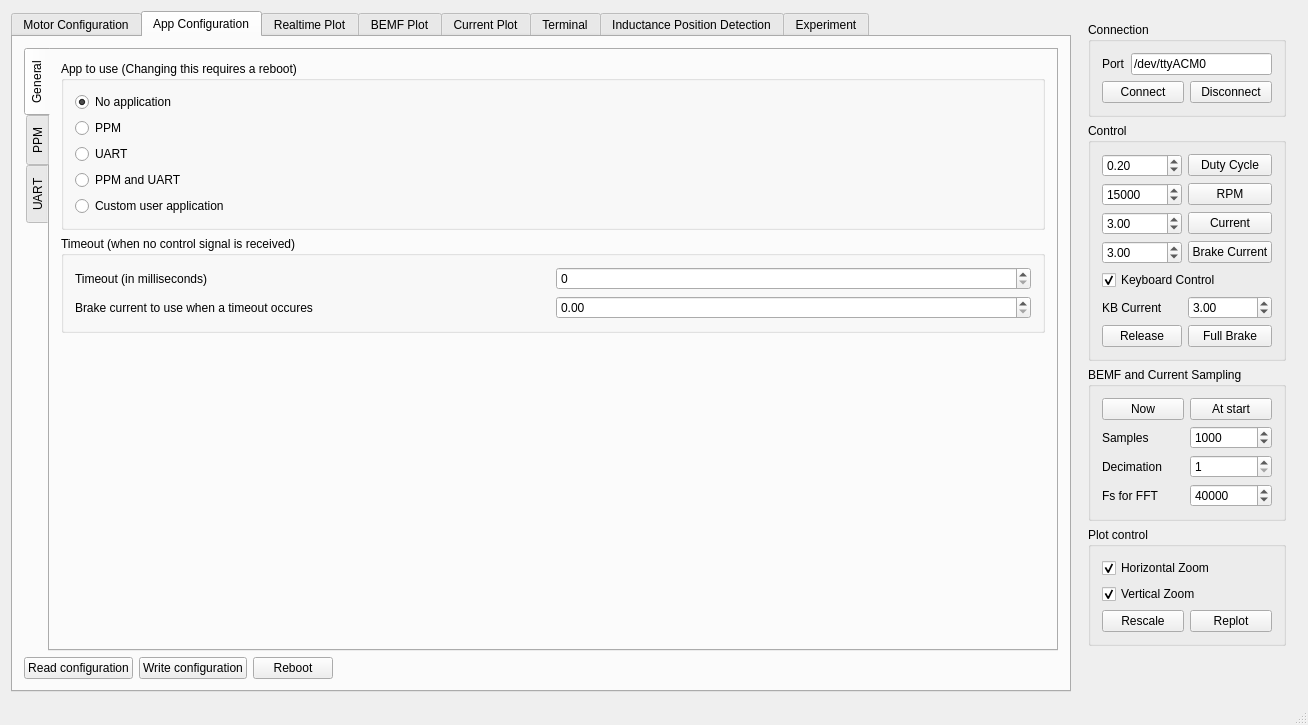
vedderb/bldc-tool, file mainwindow.ui: the form before one commit.
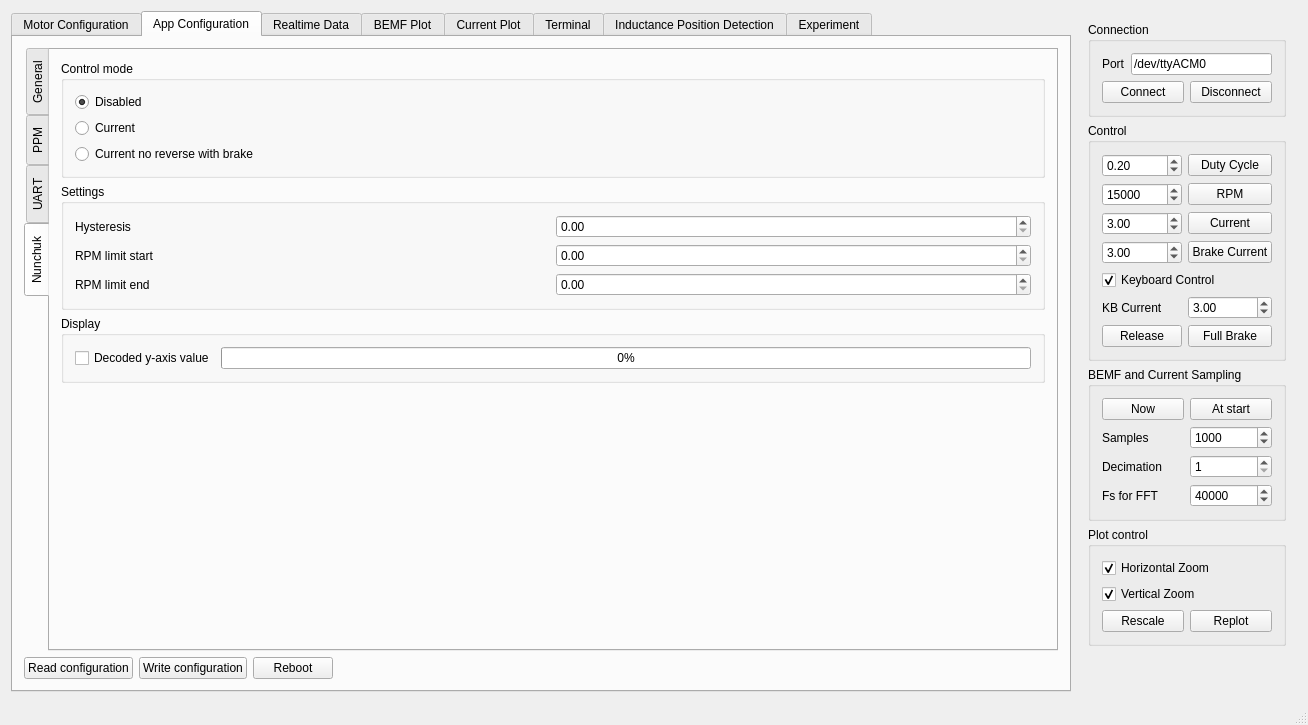
The form after the commit. The open tabs and pages were chosen to show the change. Custom widgets are drawn as their Qt base class.

Commit message: Nunchuk configuration

The edit to the form file:
```diff
--- a/mainwindow.ui
+++ b/mainwindow.ui
@@ -1424,6 +1424,180 @@
               </item>
              </layout>
             </widget>
+            <widget class="QWidget" name="tab_21">
+             <attribute name="title">
+              <string>Nunchuk</string>
+             </attribute>
+             <layout class="QVBoxLayout" name="verticalLayout_38">
+              <item>
+               <widget class="QGroupBox" name="groupBox_24">
+                <property name="title">
+                 <string>Control mode</string>
+                </property>
+                <layout class="QHBoxLayout" name="horizontalLayout_31">
+                 <item>
+                  <layout class="QVBoxLayout" name="verticalLayout_37">
+                   <item>
+                    <widget class="QRadioButton" name="appconfChukDisabledButton">
+                     <property name="text">
+                      <string>Disabled</string>
+                     </property>
+                     <property name="checked">
+                      <bool>true</bool>
+                     </property>
+                    </widget>
+                   </item>
+                   <item>
+                    <widget class="QRadioButton" name="appconfChukCurrentButton">
+                     <property name="text">
+                      <string>Current</string>
+                     </property>
+                    </widget>
+                   </item>
+                   <item>
+                    <widget class="QRadioButton" name="appconfChukCurrentNorevButton">
+                     <property name="text">
+                      <string>Current no reverse with brake</string>
+                     </property>
+                    </widget>
+                   </item>
+                  </layout>
+                 </item>
+                 <item>
+                  <spacer name="horizontalSpacer_11">
+                   <property name="orientation">
+                    <enum>Qt::Horizontal</enum>
+                   </property>
+                   <property name="sizeHint" stdset="0">
+                    <size>
+                     <width>683</width>
+                     <height>20</height>
+                    </size>
+                   </property>
+                  </spacer>
+                 </item>
+                </layout>
+               </widget>
+              </item>
+              <item>
+               <widget class="QGroupBox" name="groupBox_25">
+                <property name="title">
+                 <string>Settings</string>
+                </property>
+                <layout class="QGridLayout" name="gridLayout_21">
+                 <item row="0" column="0">
+                  <widget class="QLabel" name="label_54">
+                   <property name="text">
+                    <string>Hysteresis</string>
+                   </property>
+                  </widget>
+                 </item>
+                 <item row="0" column="1">
+                  <widget class="QDoubleSpinBox" name="appconfChukHystBox">
+                   <property name="maximum">
+                    <double>1.000000000000000</double>
+                   </property>
+                   <property name="singleStep">
+                    <double>0.050000000000000</double>
+                   </property>
+                  </widget>
+                 </item>
+                 <item row="1" column="0">
+                  <widget class="QLabel" name="label_56">
+                   <property name="text">
+                    <string>RPM limit start</string>
+                   </property>
+                  </widget>
+                 </item>
+                 <item row="1" column="1">
+                  <widget class="QDoubleSpinBox" name="appconfChukRpmLimStartBox">
+                   <property name="maximum">
+                    <double>200000.000000000000000</double>
+                   </property>
+                   <property name="singleStep">
+                    <double>100.000000000000000</double>
+                   </property>
+                  </widget>
+                 </item>
+                 <item row="2" column="0">
+                  <widget class="QLabel" name="label_55">
+                   <property name="text">
+                    <string>RPM limit end</string>
+                   </property>
+                  </widget>
+                 </item>
+                 <item row="2" column="1">
+                  <widget class="QDoubleSpinBox" name="appconfChukRpmLimEndBox">
+                   <property name="maximum">
+                    <double>200000.000000000000000</double>
+                   </property>
+                   <property name="singleStep">
+                    <double>100.000000000000000</double>
+                   </property>
+                  </widget>
+                 </item>
+                </layout>
+                <zorder>appconfChukRpmLimEndBox</zorder>
+                <zorder>label_54</zorder>
+                <zorder>label_56</zorder>
+                <zorder>label_55</zorder>
+                <zorder>appconfChukRpmLimStartBox</zorder>
+                <zorder>appconfChukHystBox</zorder>
+                <zorder>label_56</zorder>
+                <zorder>appconfChukRpmLimStartBox</zorder>
+                <zorder>label_54</zorder>
+                <zorder>appconfChukHystBox</zorder>
+                <zorder>label_55</zorder>
+                <zorder>appconfChukRpmLimEndBox</zorder>
+               </widget>
+              </item>
+              <item>
+               <widget class="QGroupBox" name="groupBox_26">
+                <property name="title">
+                 <string>Display</string>
+                </property>
+                <layout class="QHBoxLayout" name="horizontalLayout_32">
+                 <item>
+                  <widget class="QCheckBox" name="appconfUpdateChukBox">
+                   <property name="text">
+                    <string>Decoded y-axis value</string>
+                   </property>
+                  </widget>
+                 </item>
+                 <item>
+                  <widget class="QProgressBar" name="appconfDecodedChukBar">
+                   <property name="minimum">
+                    <number>0</number>
+                   </property>
+                   <property name="maximum">
+                    <number>1000</number>
+                   </property>
+                   <property name="value">
+                    <number>0</number>
+                   </property>
+                   <property name="format">
+                    <string>%p%</string>
+                   </property>
+                  </widget>
+                 </item>
+                </layout>
+               </widget>
+              </item>
+              <item>
+               <spacer name="verticalSpacer_11">
+                <property name="orientation">
+                 <enum>Qt::Vertical</enum>
+                </property>
+                <property name="sizeHint" stdset="0">
+                 <size>
+                  <width>20</width>
+                  <height>248</height>
+                 </size>
+                </property>
+               </spacer>
+              </item>
+             </layout>
+            </widget>
            </widget>
           </item>
           <item>
@@ -1468,7 +1642,7 @@
         </widget>
         <widget class="QWidget" name="tab_6">
          <attribute name="title">
-          <string>Realtime Plot</string>
+          <string>Realtime Data</string>
          </attribute>
          <layout class="QVBoxLayout" name="verticalLayout_17">
           <item>
```
Left out of the diff: 21 changed lines with no effect on the pictures. The commit also changes 6 other files.
